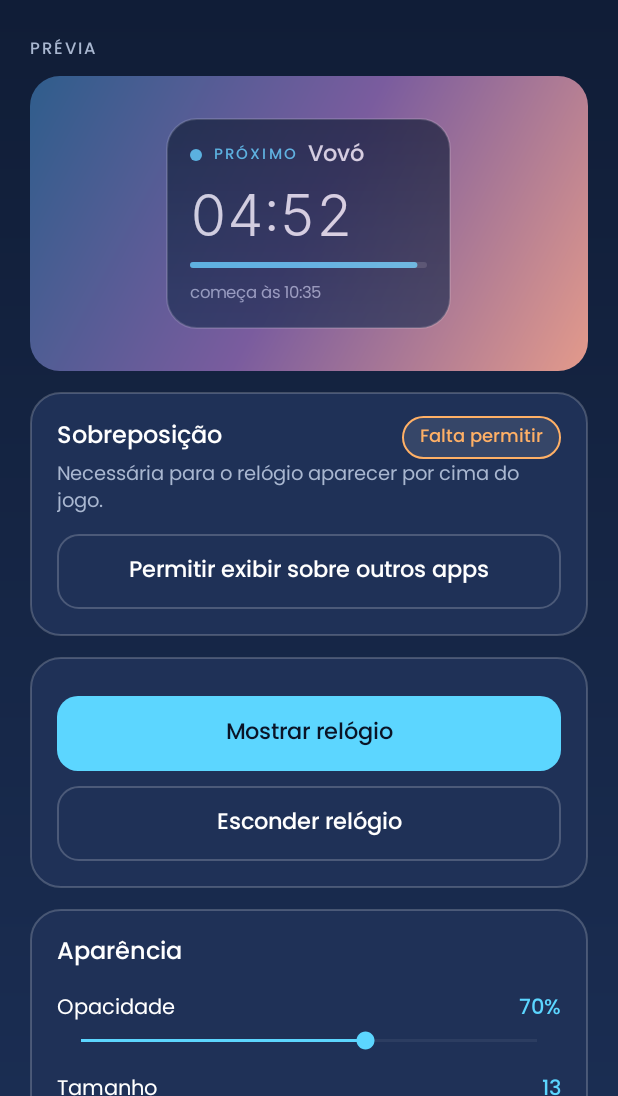
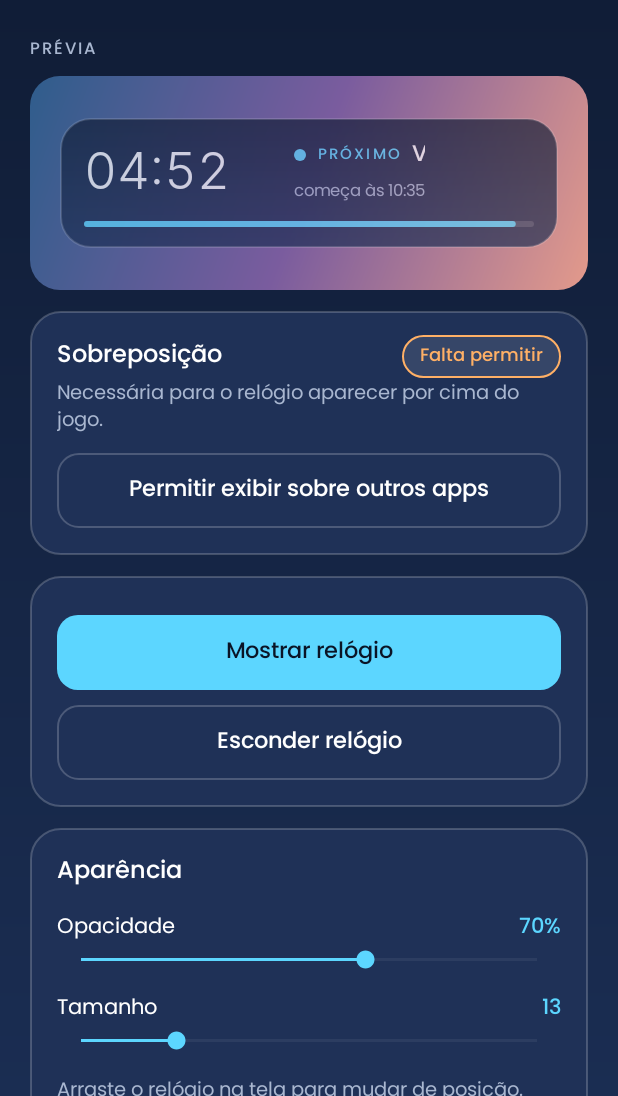
Before and after one commit to llWesll/Sky-Clock, an Android app: the screen it shows after launch (MainActivity), on a phone screen of 412 x 824 dp, the part 140-1236 px from its top. Run offline under Robolectric (Android 15) with nearby library versions, the phone set to English and light mode, and no system bars.

Commit message:
Add files via upload

```diff
--- a/app/src/main/java/com/skyoverlay/app/ClockCardView.kt
+++ b/app/src/main/java/com/skyoverlay/app/ClockCardView.kt
@@ -45,6 +45,8 @@ class ClockCardView(ctx: Context) : LinearLayout(ctx) {
 
     private val fonts = Fonts(ctx)
     private val row = LinearLayout(ctx)
+    private val body = LinearLayout(ctx)   // horizontal: tempo grande | nome e horario
+    private val info = LinearLayout(ctx)   // vertical: linha do evento + "comeca as"
     private val dot = View(ctx)
     private val label = TextView(ctx)
     private val name = TextView(ctx)
@@ -89,11 +91,20 @@ class ClockCardView(ctx: Context) : LinearLayout(ctx) {
         alertTv.letterSpacing = 0.06f
         alertTv.visibility = View.GONE
 
+        info.orientation = LinearLayout.VERTICAL
+        info.gravity = Gravity.CENTER_VERTICAL
+        info.addView(row)
+        info.addView(sub)
+
+        body.orientation = LinearLayout.HORIZONTAL
+        body.gravity = Gravity.CENTER_VERTICAL
+        body.addView(time)
+        body.addView(info)
+
+        // retangular: faixa de alerta em cima, tempo + info lado a lado, barra embaixo
         addView(alertTv)
-        addView(row)
-        addView(time)
+        addView(body)
         addView(bar)
-        addView(sub)
 
         applyScale(1f)
         update()
@@ -112,7 +123,7 @@ class ClockCardView(ctx: Context) : LinearLayout(ctx) {
             setStroke(d(1f), Color.parseColor("#33FFFFFF"))
         }
         setPadding(d(16f * s), d(12f * s), d(16f * s), d(14f * s))
-        minimumWidth = d(190f * s)
+        minimumWidth = d(250f * s)
 
         val wrap = ViewGroup.LayoutParams.WRAP_CONTENT
         val match = ViewGroup.LayoutParams.MATCH_PARENT
@@ -126,11 +137,14 @@ class ClockCardView(ctx: Context) : LinearLayout(ctx) {
         label.textSize = 10f * s
         name.textSize = 15f * s
         name.layoutParams = LinearLayout.LayoutParams(wrap, wrap).apply { marginStart = d(8f * s) }
-        time.textSize = 38f * s
-        time.layoutParams = LinearLayout.LayoutParams(wrap, wrap).apply { topMargin = d(4f * s) }
-        bar.layoutParams = LinearLayout.LayoutParams(match, d(4f * s)).apply { topMargin = d(8f * s) }
+        time.textSize = 34f * s
+        time.minWidth = d(126f * s)            // cabe "0:00:00": a largura do card nao pula
+        time.layoutParams = LinearLayout.LayoutParams(wrap, wrap)
+        info.layoutParams = LinearLayout.LayoutParams(wrap, wrap).apply { marginStart = d(14f * s) }
+        body.layoutParams = LinearLayout.LayoutParams(match, wrap)
+        bar.layoutParams = LinearLayout.LayoutParams(match, d(4f * s)).apply { topMargin = d(10f * s) }
         sub.textSize = 11f * s
-        sub.layoutParams = LinearLayout.LayoutParams(wrap, wrap).apply { topMargin = d(8f * s) }
+        sub.layoutParams = LinearLayout.LayoutParams(wrap, wrap).apply { topMargin = d(2f * s) }
     }
 
     /** Faixa na cor do fragmento (vermelho ou preto) enquanto ele esta caindo. */
@@ -153,8 +167,8 @@ class ClockCardView(ctx: Context) : LinearLayout(ctx) {
                 ShardKind.BLACK -> context.rounded(Palette.SHARD_BLACK, 12f * scale, Color.parseColor("#B3FFFFFF"), 1f)
             }
         }
-        val where = if (a.place.isNotEmpty()) "\n${a.realm} · ${a.place}" else ""
-        alertTv.text = "FRAGMENTO ${a.kind.label.uppercase()}$where\nPousa em ${clock(a.secondsToLand(now))}"
+        val where = if (a.place.isNotEmpty()) "\n${a.place}" else ""
+        alertTv.text = "FRAGMENTO ${a.kind.label.uppercase()} · pousa em ${clock(a.secondsToLand(now))}$where"
         alertTv.visibility = View.VISIBLE
     }
 
--- a/app/src/main/java/com/skyoverlay/app/MainActivity.kt
+++ b/app/src/main/java/com/skyoverlay/app/MainActivity.kt
@@ -190,11 +190,11 @@ class MainActivity : Activity() {
             13f, Palette.DIM, fonts.poppins
         ).apply { layoutParams = LinearLayout.LayoutParams(wrap, wrap).apply { topMargin = dp(6f) } })
         shard.addView(pillButton("Testar fragmento vermelho", fonts, false) {
-            preview.forcedAlert = Shards.Alert(ShardKind.RED, java.time.ZonedDateTime.now(Events.SKY_ZONE), "Campina", "Ninho do Pássaro")
+            preview.forcedAlert = Shards.Alert(ShardKind.RED, java.time.ZonedDateTime.now(Events.SKY_ZONE), "Ninho do Pássaro")
             preview.update()
         })
         shard.addView(pillButton("Testar fragmento preto", fonts, false) {
-            preview.forcedAlert = Shards.Alert(ShardKind.BLACK, java.time.ZonedDateTime.now(Events.SKY_ZONE), "Relicário", "Deserto da Luz Estelar")
+            preview.forcedAlert = Shards.Alert(ShardKind.BLACK, java.time.ZonedDateTime.now(Events.SKY_ZONE), "Deserto da Luz Estelar")
             preview.update()
         })
         content.addView(shard)
--- a/app/src/main/java/com/skyoverlay/app/Shards.kt
+++ b/app/src/main/java/com/skyoverlay/app/Shards.kt
@@ -63,7 +63,7 @@ object Shards {
     }
 
     /** Fragmento que comecou e ainda nao pousou. */
-    data class Alert(val kind: ShardKind, val start: ZonedDateTime, val realm: String = "", val place: String = "") {
+    data class Alert(val kind: ShardKind, val start: ZonedDateTime, val place: String = "") {
         fun secondsToLand(now: ZonedDateTime = ZonedDateTime.now(Events.SKY_ZONE)): Long =
             LAND_SEC - Duration.between(start, now).seconds
     }
@@ -76,6 +76,6 @@ object Shards {
         val start = starts(date).firstOrNull {
             !now.isBefore(it) && now.isBefore(it.plusSeconds(LAND_SEC))
         } ?: return null
-        return Alert(day.kind, start, REALMS[realmIdx], day.places[realmIdx])
+        return Alert(day.kind, start, day.places[realmIdx])
     }
 }
```
